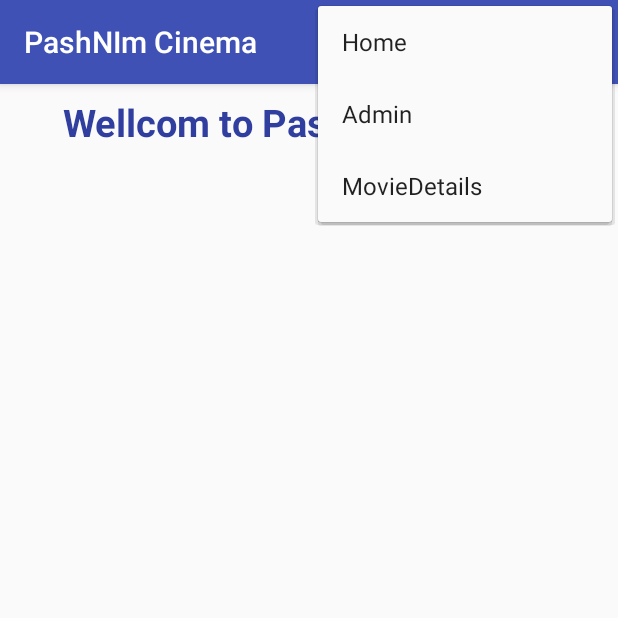
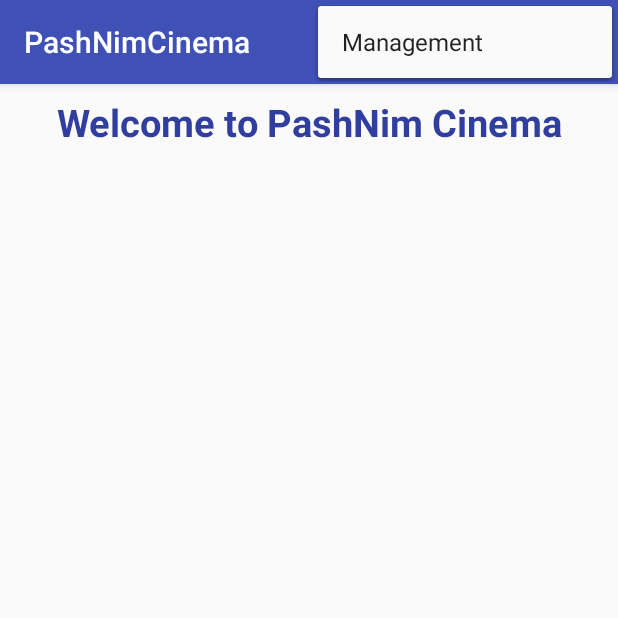
Before and after one commit to pashka11/MovieTicketsClient, an Android app: the screen it shows after launch (MainActivity), with the options menu open, on a phone screen of 412 x 824 dp, the top half of it. Run offline under Robolectric (Android 15) with nearby library versions, the light colour scheme and no system bars.

Commit message:
Added AsyncHttpClient ref, Changed names, created some RecyclerView items

```diff
--- a/PashaNimrodCinema/app/build.gradle
+++ b/PashaNimrodCinema/app/build.gradle
@@ -4,8 +4,8 @@ android {
     compileSdkVersion 25
     buildToolsVersion "25.0.3"
     defaultConfig {
-        applicationId "com.example.pasha.pashnimcinema"
-        minSdkVersion 15
+        applicationId "com.javaproject.pashnim.pashnimcinema"
+        minSdkVersion 16
         targetSdkVersion 25
         versionCode 1
         versionName "1.0"
@@ -28,6 +28,6 @@ dependencies {
     compile 'com.android.support.constraint:constraint-layout:1.0.2'
     testCompile 'junit:junit:4.12'
     compile 'com.android.support:cardview-v7:25.3.1'
-
+    compile 'com.loopj.android:android-async-http:1.4.9'
     compile 'com.android.support:recyclerview-v7:25.3.1'
 }
--- a/PashaNimrodCinema/app/src/main/res/layout/activity_main.xml
+++ b/PashaNimrodCinema/app/src/main/res/layout/activity_main.xml
@@ -4,7 +4,7 @@
     xmlns:tools="http://schemas.android.com/tools"
     android:layout_width="match_parent"
     android:layout_height="match_parent"
-    tools:context="com.example.pasha.pashnimcinema.MainActivity">
+    tools:context="com.javaproject.pashnim.cinema.MainActivity">
 
 
     <TextView
@@ -32,7 +32,7 @@
 
 
     <android.support.v7.widget.RecyclerView
-        android:layout_width="0dp"
+        android:layout_width="match_parent"
         android:layout_height="0dp"
         tools:layout_constraintTop_creator="1"
         tools:layout_constraintRight_creator="1"
@@ -49,7 +49,6 @@
         android:layout_marginLeft="13dp"
         android:layout_marginRight="13dp"
         app:layout_constraintHorizontal_bias="0.0"
-        app:layout_constraintVertical_bias="1.0"></android.support.v7.widget.RecyclerView>
-
+        app:layout_constraintVertical_bias="1.0" />
 
 </android.support.constraint.ConstraintLayout>
--- a/PashaNimrodCinema/app/src/main/res/layout/activity_movie_details.xml
+++ b/PashaNimrodCinema/app/src/main/res/layout/activity_movie_details.xml
@@ -4,6 +4,6 @@
     xmlns:tools="http://schemas.android.com/tools"
     android:layout_width="match_parent"
     android:layout_height="match_parent"
-    tools:context="com.example.pasha.pashnimcinema.MovieDetails">
+    tools:context="com.javaproject.pashnim.cinema.MovieDetailsActivity">
 
 </android.support.constraint.ConstraintLayout>
--- a/PashaNimrodCinema/app/src/main/res/layout/list_of_films.xml
+++ b/PashaNimrodCinema/app/src/main/res/layout/list_of_films.xml
@@ -8,11 +8,9 @@
     android:layout_gravity="center"
     app:cardCornerRadius="4dp">
 
-
     <RelativeLayout
         android:layout_width="match_parent"
         android:layout_height="match_parent">
-
         <ImageView
             android:id="@+id/image_fast"
             android:layout_width="130dp"
@@ -22,7 +20,6 @@
             android:layout_alignParentTop="true"
             android:layout_gravity="end"
             android:src="@drawable/img" />
-
         <TextView
             android:id="@+id/text_fast"
             android:layout_width="wrap_content"
--- /dev/null
+++ b/PashaNimrodCinema/app/src/main/res/layout/movie_list_item.xml
@@ -0,0 +1,6 @@
+<?xml version="1.0" encoding="utf-8"?>
+<LinearLayout xmlns:android="http://schemas.android.com/apk/res/android"
+    android:orientation="vertical" android:layout_width="match_parent"
+    android:layout_height="match_parent">
+
+</LinearLayout>
--- a/PashaNimrodCinema/app/src/main/res/menu/menu.xml
+++ /dev/null
@@ -1,17 +0,0 @@
-<?xml version="1.0" encoding="utf-8"?>
-<menu xmlns:android="http://schemas.android.com/apk/res/android"
-      xmlns:app="http://schemas.android.com/apk/res-auto">
-
-    <item
-        android:id="@+id/home"
-        android:checkable="false"
-        android:title="Home" />
-    <item
-        android:id="@+id/admin"
-        android:title="Admin" />
-    <item
-        android:id="@+id/moviedetails"
-        android:title="MovieDetails" />
-
-
-</menu>
--- /dev/null
+++ b/PashaNimrodCinema/app/src/main/res/menu/menu_main_page.xml
@@ -0,0 +1,6 @@
+<?xml version="1.0" encoding="utf-8"?>
+<menu xmlns:android="http://schemas.android.com/apk/res/android">
+    <item
+        android:id="@+id/admin"
+        android:title="@string/management_action" />
+</menu>
--- a/PashaNimrodCinema/app/src/main/res/values/strings.xml
+++ b/PashaNimrodCinema/app/src/main/res/values/strings.xml
@@ -1,4 +1,5 @@
 <resources>
-    <string name="app_name">PashNIm Cinema</string>
-    <string name="mainTitle">Wellcom to PashNim Cinema</string>
+    <string name="app_name">PashNimCinema</string>
+    <string name="mainTitle">Welcome to PashNim Cinema</string>
+    <string name="management_action">Management</string>
 </resources>
```
Also changed, not shown: PashaNimrodCinema/app/src/main/AndroidManifest.xml (+14 -4 lines), PashaNimrodCinema/app/src/main/java/com/example/pasha/pashnimcinema/ListItem.java (deleted, +0 -15 lines), PashaNimrodCinema/app/src/main/java/com/example/pasha/pashnimcinema/ListViewListOfFilm.java (deleted, +0 -25 lines), PashaNimrodCinema/app/src/main/java/com/example/pasha/pashnimcinema/MovieDetails.java (deleted, +0 -40 lines), PashaNimrodCinema/app/src/main/java/com/javaproject/pashnim/cinema/MainActivity.java (renamed from PashaNimrodCinema/app/src/main/java/com/example/pasha/pashnimcinema/MainActivity.java, +19 -13 lines), PashaNimrodCinema/app/src/main/java/com/javaproject/pashnim/cinema/MovieDetailsActivity.java (added, +53 -0 lines), PashaNimrodCinema/app/src/main/java/com/javaproject/pashnim/cinema/MoviesAdapterViewHolder.java (added, +28 -0 lines), PashaNimrodCinema/app/src/main/java/com/javaproject/pashnim/cinema/MoviesListAdapter.java (added, +32 -0 lines), 4 other files.
